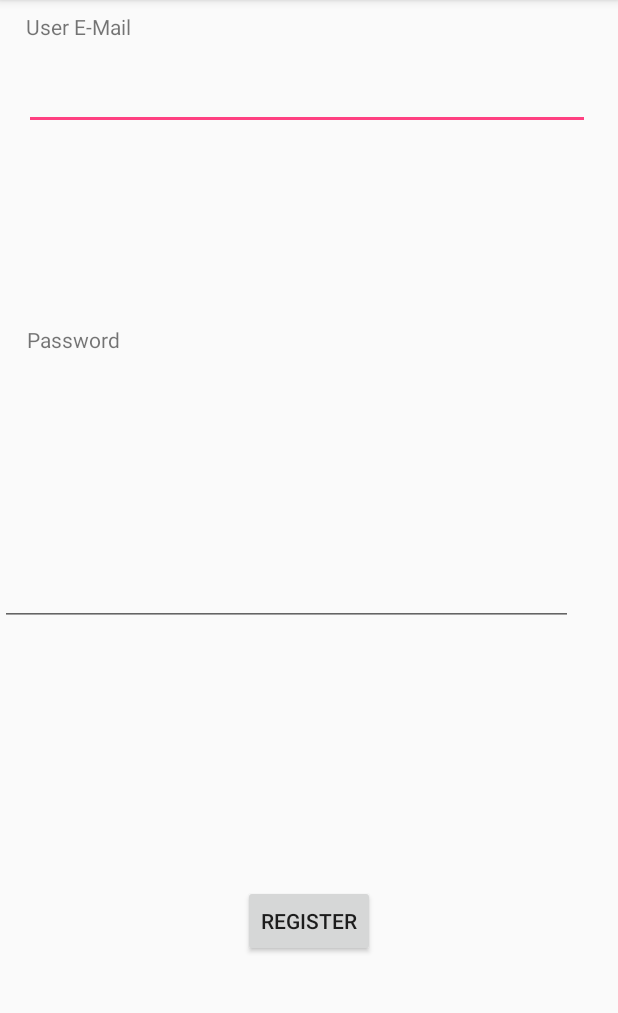
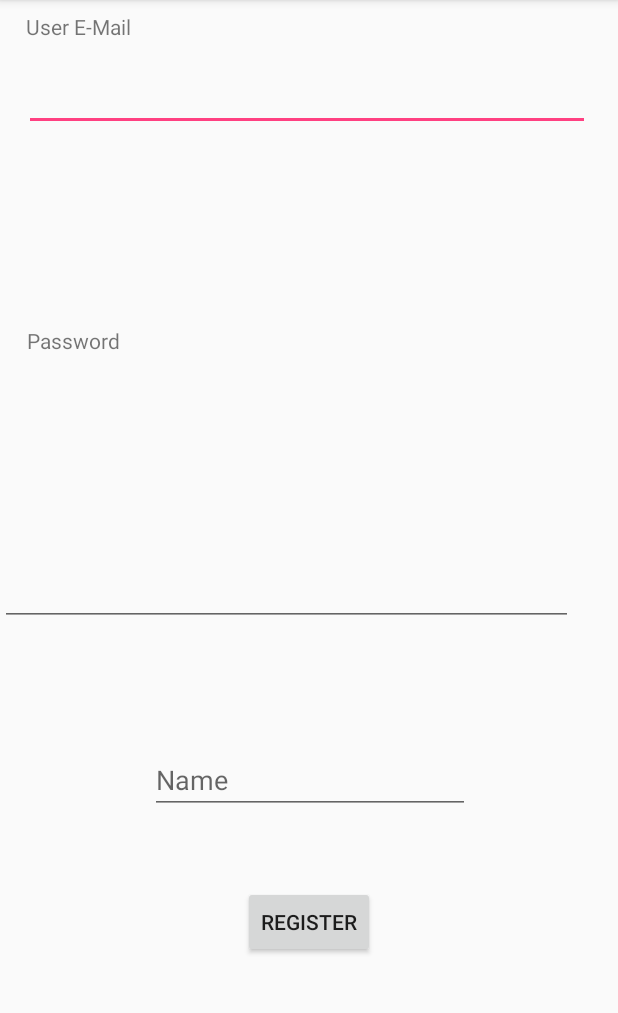
Before and after one commit to Kediel/LiquidityView, an Android app: the SignUpActivity screen opened directly, with no data from a screen before it, after a tap on "REGISTER", on a phone screen of 412 x 824 dp, the part 84-1097 px from its top. Run offline under Robolectric (Android 15) with nearby library versions, the phone set to English and light mode, and no system bars; our stand-ins replace Firebase (no records; nobody signed in at launch, a user with empty details on screens opened directly).

Commit message:
Finished sign in page back end

```diff
--- a/app/build.gradle
+++ b/app/build.gradle
@@ -37,7 +37,6 @@
     testImplementation 'junit:junit:4.12'
     androidTestImplementation 'com.android.support.test:runner:1.0.1'
     androidTestImplementation 'com.android.support.test.espresso:espresso-core:3.0.1'
-
     implementation 'com.google.firebase:firebase-core:15.0.0'
     implementation 'com.google.firebase:firebase-auth:15.0.0'
     implementation 'com.firebaseui:firebase-ui-auth:3.2.2'
--- a/app/src/main/java/com/example/liquidityview/SignUpActivity.java
+++ b/app/src/main/java/com/example/liquidityview/SignUpActivity.java
@@ -16,22 +16,40 @@
 import com.google.android.gms.tasks.Task;
 import com.google.firebase.auth.AuthResult;
 import com.google.firebase.auth.FirebaseAuth;
+import com.google.firebase.auth.FirebaseUser;
+import com.google.firebase.database.DatabaseReference;
+import com.google.firebase.database.FirebaseDatabase;
+
 
 public class SignUpActivity extends AppCompatActivity {
     private EditText txtEmailAddress;
     private EditText txtPassword;
+    private EditText txtName;
     private FirebaseAuth firebaseAuth;
-
-
+    DatabaseReference mRootRef = FirebaseDatabase.getInstance().getReference();
+    DatabaseReference mUserIdRef = mRootRef.child("userId");
     @Override
     protected void onCreate(Bundle savedInstanceState) {
         super.onCreate(savedInstanceState);
         setContentView(R.layout.activity_sign_up);
         txtEmailAddress = findViewById(R.id.txtEmailRegistration);
         txtPassword =  findViewById(R.id.txtPasswordRegistration);
+        txtName = findViewById(R.id.txtNameRegistration);
         firebaseAuth = FirebaseAuth.getInstance();
     }
     public void btnRegisterUser_Click(View v){
+        if (txtEmailAddress.getText().toString().isEmpty()) {
+            Toast.makeText(SignUpActivity.this, "Please Enter Your Email", Toast.LENGTH_LONG).show();
+            return;
+        }
+        else if (txtPassword.getText().toString().isEmpty()) {
+            Toast.makeText(SignUpActivity.this, "Please Enter Your Password", Toast.LENGTH_LONG).show();
+            return;
+        }
+        else if (txtName.getText().toString().isEmpty()) {
+            Toast.makeText(SignUpActivity.this, "Please Enter Your Name", Toast.LENGTH_LONG).show();
+            return;
+        }
         (firebaseAuth.createUserWithEmailAndPassword(txtEmailAddress.getText().toString(), txtPassword.getText().toString()))
                 .addOnCompleteListener(new OnCompleteListener<AuthResult>() {
             @Override
@@ -39,6 +57,10 @@
 
                 if (task.isSuccessful()) {
                     Toast.makeText(SignUpActivity.this, "Registration successful", Toast.LENGTH_LONG).show();
+                    FirebaseDatabase database = FirebaseDatabase.getInstance();
+
+                    initializeData();
+
                     Intent i = new Intent(SignUpActivity.this, LoginScreen.class);
                     startActivity(i);
                 }
@@ -49,4 +71,21 @@
             }
         });
     }
+
+    private void initializeData() {
+        FirebaseUser currentFirebaseUser = FirebaseAuth.getInstance().getCurrentUser();
+
+        //Set id
+
+        DatabaseReference mIdRef = mUserIdRef.child(currentFirebaseUser.getUid());
+        DatabaseReference mBudgetRef = mIdRef.child("Weekly Budget");
+        DatabaseReference mSaveRef = mIdRef.child("Weekly Savings");
+        DatabaseReference mBillDueRef = mIdRef.child("Bill Due");
+        DatabaseReference mNameRef = mIdRef.child("Name");
+        mNameRef.setValue(txtName.getText().toString());
+        mBudgetRef.setValue("PLACE HOLDER");
+        mSaveRef.setValue("PLACE HOLDER");
+        mBillDueRef.setValue("PLACE HOLDER");
+
+    }
 }
--- a/app/src/main/res/layout/activity_sign_up.xml
+++ b/app/src/main/res/layout/activity_sign_up.xml
@@ -26,7 +26,7 @@
         android:layout_height="wrap_content"
         android:layout_marginEnd="8dp"
         android:layout_marginStart="8dp"
-        android:layout_marginTop="11dp"
+        android:layout_marginTop="12dp"
         android:ems="10"
         android:inputType="textPersonName"
         app:layout_constraintEnd_toEndOf="parent"
@@ -77,4 +77,22 @@
         app:layout_constraintStart_toStartOf="parent"
         app:layout_constraintTop_toBottomOf="@+id/txtPasswordRegistration"
         app:layout_constraintVertical_bias="0.129" />
+
+    <EditText
+        android:id="@+id/txtNameRegistration"
+        android:layout_width="wrap_content"
+        android:layout_height="wrap_content"
+        android:layout_marginBottom="8dp"
+        android:layout_marginEnd="8dp"
+        android:layout_marginStart="8dp"
+        android:layout_marginTop="8dp"
+        android:ems="10"
+        android:hint="Name"
+        android:inputType="textPersonName"
+        app:layout_constraintBottom_toBottomOf="parent"
+        app:layout_constraintEnd_toEndOf="parent"
+        app:layout_constraintHorizontal_bias="0.503"
+        app:layout_constraintStart_toStartOf="parent"
+        app:layout_constraintTop_toTopOf="parent"
+        app:layout_constraintVertical_bias="0.692" />
 </android.support.constraint.ConstraintLayout>
```
